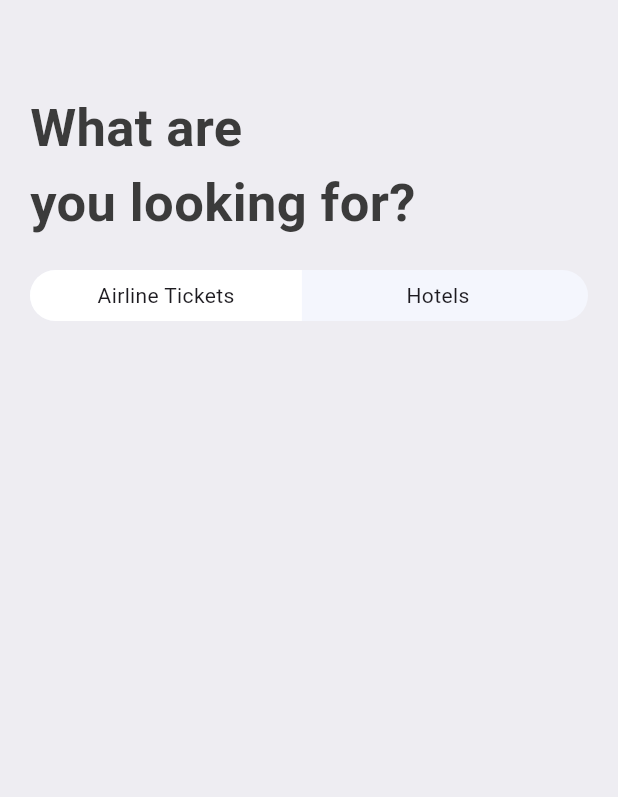
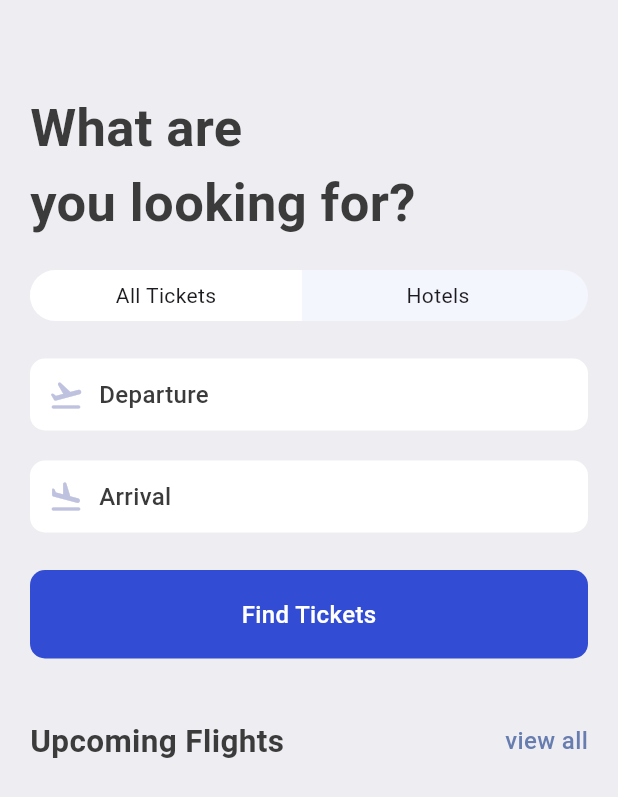
Before and after one commit to TimzonaTimothy/ticket_booking_mobile_app, a Flutter app: the SearchScreen screen opened directly, on a phone screen of 412 x 824 dp. Shown: the top 797 px of the screen. Run offline on Flutter 3.47's test engine with Material 3 defaults, Android fonts, the phone set to English and light mode, and no system bars; our stand-ins replace fluentui_icons.

Commit message:
search screen

```diff
--- a/lib/base/res/styles/app_styles.dart
+++ b/lib/base/res/styles/app_styles.dart
@@ -9,6 +9,9 @@ class AppStyles {
   static Color ticketBlue = const Color(0xFF526799);
   static Color ticketOrange = const Color(0xFFF37867);
   static Color kakiColor = const Color(0xFFd2bdb6);
+  static Color planeColor = const Color(0xFFBFC2DF);
+  static Color findTicketColor = const Color(0xD91130CE);
+
   static TextStyle textStyle =
       TextStyle(fontSize: 16, color: textColor, fontWeight: FontWeight.w500);
 
--- a/lib/screens/search/search.dart
+++ b/lib/screens/search/search.dart
@@ -1,7 +1,11 @@
 import 'package:flutter/material.dart';
 import 'package:ticket_app/base/res/styles/app_styles.dart';
 
+import '../../base/utils/app_routes.dart';
+import '../../base/widgets/app_double_text.dart';
+import 'widgets/app_text_icon.dart';
 import 'widgets/app_ticket_tabs.dart';
+import 'widgets/find_tickets.dart';
 
 class SearchScreen extends StatelessWidget {
   const SearchScreen({super.key});
@@ -11,12 +15,46 @@ class SearchScreen extends StatelessWidget {
     return Scaffold(
       backgroundColor: AppStyles.bgColor,
       body: ListView(
-        padding: EdgeInsets.symmetric(horizontal: 20, vertical: 20),
-        children:  [
-          SizedBox(height: 40,),
-          Text("What are\nyou looking for?", style: AppStyles.headLineStyle1.copyWith(fontSize: 35),),
-          SizedBox(height: 20,),
-          AppTicketTabs()
+        padding: const EdgeInsets.symmetric(horizontal: 20, vertical: 20),
+        children: [
+          const SizedBox(
+            height: 40,
+          ),
+          Text(
+            "What are\nyou looking for?",
+            style: AppStyles.headLineStyle1.copyWith(fontSize: 35),
+          ),
+          const SizedBox(
+            height: 20,
+          ),
+          const AppTicketTabs(),
+          const SizedBox(
+            height: 25,
+          ),
+          const AppTextIcon(
+            icon: Icons.flight_takeoff_rounded,
+            text: "Departure",
+          ),
+          const SizedBox(
+            height: 20,
+          ),
+          const AppTextIcon(
+            icon: Icons.flight_land_rounded,
+            text: "Arrival",
+          ),
+          const SizedBox(
+            height: 25,
+          ),
+          const FindTickets(),
+          const SizedBox(
+            height: 40,
+          ),
+          AppDoubleText(
+            bigText: 'Upcoming Flights',
+            smallText: 'view all',
+            func: () =>
+                      Navigator.pushNamed(context, AppRoutes.allTickets),
+          ),
         ],
       ),
     );
--- /dev/null
+++ b/lib/screens/search/widgets/app_text_icon.dart
@@ -0,0 +1,32 @@
+import 'package:flutter/material.dart';
+import 'package:ticket_app/base/res/styles/app_styles.dart';
+
+class AppTextIcon extends StatelessWidget {
+  final IconData icon;
+  final String text;
+  const AppTextIcon({super.key, required this.icon, required this.text});
+
+  @override
+  Widget build(BuildContext context) {
+    return Container(
+      padding: const EdgeInsets.symmetric(vertical: 12, horizontal: 12),
+      decoration: BoxDecoration(
+          borderRadius: BorderRadius.circular(10), color: Colors.white),
+      child: Row(
+        children: [
+          Icon(
+           icon,
+            color: AppStyles.planeColor,
+          ),
+          const SizedBox(
+            width: 10,
+          ),
+          Text(
+            text,
+            style: AppStyles.textStyle,
+          )
+        ],
+      ),
+    );
+  }
+}
--- a/lib/screens/search/widgets/app_ticket_tabs.dart
+++ b/lib/screens/search/widgets/app_ticket_tabs.dart
@@ -10,28 +10,40 @@ class AppTicketTabs extends StatelessWidget {
       decoration: BoxDecoration(
           borderRadius: BorderRadius.circular(50),
           color: const Color(0xFFF4F6FD)),
-      child: Row(
+      child: const Row(
         children: [
-          Container(
-            decoration: const BoxDecoration(
-                color: Colors.white,
-                borderRadius:
-                    BorderRadius.horizontal(left: Radius.circular(50))),
-            padding: const EdgeInsets.symmetric(vertical: 7),
-            width: size.width * .44,
-            child: const Center(child: Text("Airline Tickets")),
+          AppTabs(
+            tabText: "All Tickets",
           ),
-          Container(
-            decoration: const BoxDecoration(
-                color: Colors.transparent,
-                borderRadius:
-                    BorderRadius.horizontal(right: Radius.circular(50))),
-            padding: const EdgeInsets.symmetric(vertical: 7),
-            width: size.width * .44,
-            child: const Center(child: Text("Hotels")),
-          ),
+          AppTabs(
+            tabText: "Hotels",
+            tabBorder: true,
+            tabColor: true,
+          )
         ],
       ),
     );
   }
 }
+
+class AppTabs extends StatelessWidget {
+  const AppTabs({super.key, this.tabText = "", this.tabBorder = false, this.tabColor=false});
+  final String tabText;
+  final bool tabBorder;
+  final bool tabColor;
+
+  @override
+  Widget build(BuildContext context) {
+    final size = MediaQuery.of(context).size;
+    return Container(
+      decoration: BoxDecoration(
+          color: tabColor==false?Colors.white:Colors.transparent,
+          borderRadius: tabBorder == false
+              ? const BorderRadius.horizontal(left: Radius.circular(50))
+              : const BorderRadius.horizontal(right: Radius.circular(50))),
+      padding: const EdgeInsets.symmetric(vertical: 7),
+      width: size.width * .44,
+      child: Center(child: Text(tabText)),
+    );
+  }
+}
--- /dev/null
+++ b/lib/screens/search/widgets/find_tickets.dart
@@ -0,0 +1,21 @@
+import 'package:flutter/material.dart';
+
+import '../../../base/res/styles/app_styles.dart';
+
+class FindTickets extends StatelessWidget {
+  const FindTickets({super.key});
+
+  @override
+  Widget build(BuildContext context) {
+    return Container(
+      padding: const EdgeInsets.symmetric(vertical: 18, horizontal: 18),
+      decoration: BoxDecoration(
+          borderRadius: BorderRadius.circular(10),
+          color: AppStyles.findTicketColor),
+      child: Center(
+        child: Text("Find Tickets",
+            style: AppStyles.textStyle.copyWith(color: Colors.white)),
+      ),
+    );
+  }
+}
```
